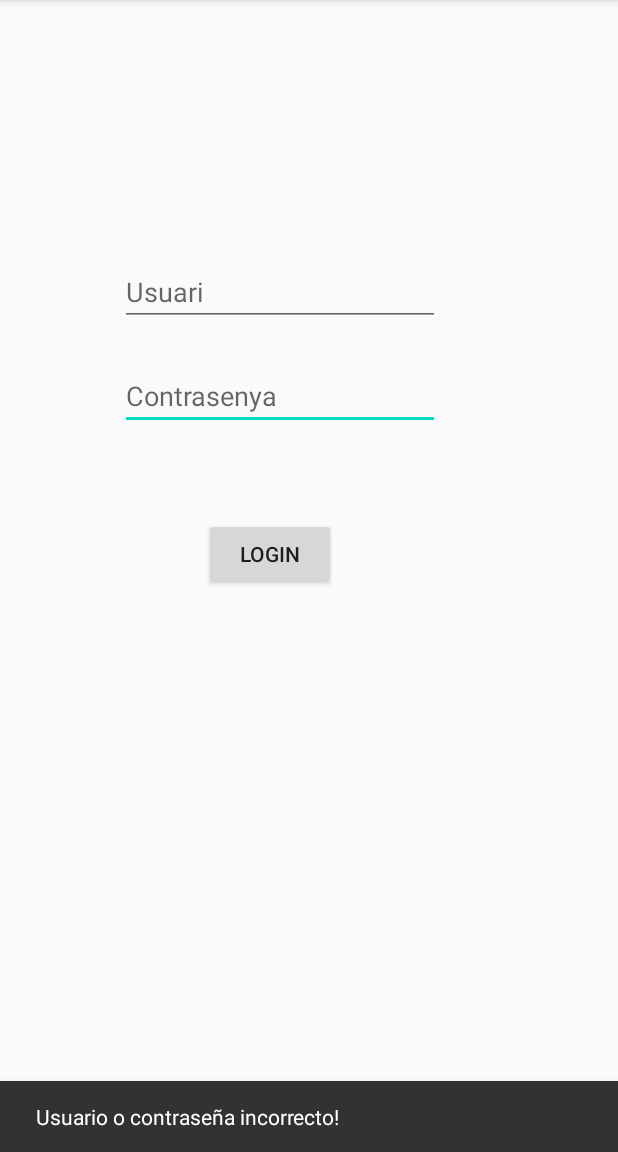
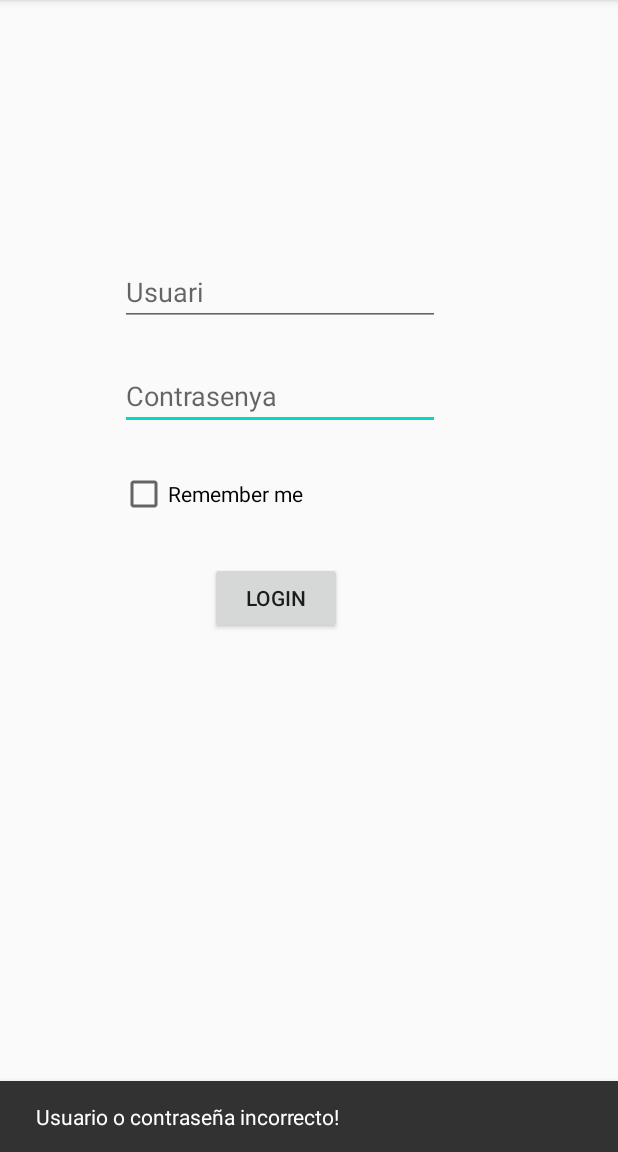
Before and after one commit to cf17jeremy/Gestorincidencies, an Android app: the screen it shows after launch (MainActivity), after a tap on "LOGIN", on a phone screen of 412 x 824 dp, the part 84-1236 px from its top. Run offline under Robolectric (Android 15) with nearby library versions, the phone set to English and light mode, and no system bars.

Commit message:
Multi language añadido y APK actualizado

```diff
--- a/app/src/main/java/com/example/gestorincidencies/APP/MainActivity.java
+++ b/app/src/main/java/com/example/gestorincidencies/APP/MainActivity.java
@@ -2,10 +2,13 @@ package com.example.gestorincidencies.APP;
 
 import androidx.appcompat.app.AppCompatActivity;
 
+import android.content.Context;
 import android.content.Intent;
+import android.content.SharedPreferences;
 import android.os.Bundle;
 import android.view.View;
 import android.widget.Button;
+import android.widget.CheckBox;
 import android.widget.EditText;
 
 import com.example.gestorincidencies.R;
@@ -14,11 +17,24 @@ import com.google.android.material.snackbar.Snackbar;
 public class MainActivity extends AppCompatActivity {
     Button login;
     EditText usuari,contrasenya;
+    private CheckBox RememberMe;
+    private saveprefecence savpref;
+
     @Override
     protected void onCreate(Bundle savedInstanceState) {
         super.onCreate(savedInstanceState);
         setContentView(R.layout.activity_main);
+        savpref = new saveprefecence(getApplicationContext());
 
+        //declaracion checkbox
+        RememberMe = findViewById(R.id.rememberuser);
+
+        if (!new saveprefecence(this).isUserLogedOut()) {
+            //si estan guardados entra directamente al menu
+            gotomenu();
+        }
+
+        //variables
         usuari = findViewById(R.id.user);
         contrasenya = findViewById(R.id.contrasenya);
         login = findViewById(R.id.btnlog);
@@ -26,15 +42,30 @@ public class MainActivity extends AppCompatActivity {
         login.setOnClickListener(new View.OnClickListener() {
             @Override
             public void onClick(View v) {
-                if ((usuari.getText().toString().trim().equals("Admin")) && (contrasenya.getText().toString().trim().equals("12345"))) {
-                    Intent intent = new Intent(MainActivity.this, conector.class);
-                    startActivity(intent);
+                login usu = new login();
+                if ((usuari.getText().toString().trim().equals(usu.getuser())) && (contrasenya.getText().toString().trim().equals(usu.getpasswd()))) {
+                    if (RememberMe.isChecked()) {
+                        saveLoginDetails(usuari.getText().toString().trim(), contrasenya.getText().toString().trim());
+                    }
+                    SharedPreferences sp = getSharedPreferences("LoginDetails" , Context.MODE_PRIVATE);
+                    savpref.getUser();
+                    savpref.getPass();
+                    gotomenu();
                 } else {
-                    Snackbar.make(v, "Usuario o contraseña incorrecto!", Snackbar.LENGTH_LONG)
+                    Snackbar.make(v, getResources().getString(R.string.errorLogin), Snackbar.LENGTH_LONG)
                             .setAction("Action", null).show();
                 }
             }
         });
     }
 
+    private void saveLoginDetails(String user, String password) {
+        new saveprefecence(this).saveLoginDetails(user, password);
+    }
+
+    public void gotomenu(){
+        Intent intent = new Intent (MainActivity.this, conector.class);
+        startActivity(intent);
+    }
+
 }
--- a/app/src/main/java/com/example/gestorincidencies/APP/addincidencias.java
+++ b/app/src/main/java/com/example/gestorincidencies/APP/addincidencias.java
@@ -39,7 +39,7 @@ public class addincidencias extends Fragment {
 
         // Inflate the layout for this fragment
         final View addIncidencia = inflater.inflate(R.layout.addincidencies_layout, container, false);
-        final String[] emergencia = new String[] {"Alta","Mediana","Baja"};
+        final String[] emergencia = new String[] {getResources().getString(R.string.spinerpref1),getResources().getString(R.string.spinerpref2),getResources().getString(R.string.spinerpref3)};
         final Spinner spinner = addIncidencia.findViewById(R.id.spinner1);
         final ArrayAdapter adapter = new ArrayAdapter<>(getActivity(), android.R.layout.simple_spinner_dropdown_item, emergencia);
 
@@ -56,7 +56,7 @@ public class addincidencias extends Fragment {
 
                 incidencia incidencia = new incidencia(txtIncidenciaForm,emergencia);
                 DBDCreation.insertIncidencia(db,incidencia);
-                Toast toast = Toast.makeText(getActivity(),"Incidencia creada correctamente",Toast.LENGTH_SHORT);
+                Toast toast = Toast.makeText(getActivity(),getResources().getString(R.string.toast_correctadd),Toast.LENGTH_SHORT);
                 toast.show();
                 txtIncidencia.setText("");
 
--- /dev/null
+++ b/app/src/main/java/com/example/gestorincidencies/APP/login.java
@@ -0,0 +1,22 @@
+package com.example.gestorincidencies.APP;
+
+public class login {
+    private String usuari = "Admin";
+    private String contrasenya = "12345";
+
+    public void setuser(String usuari) {
+        this.usuari = usuari;
+    }
+
+    public String getuser() {
+        return usuari;
+    }
+
+    public void setpasswd(String contrasenya) {
+        this.contrasenya = contrasenya;
+    }
+
+    public String getpasswd() {
+        return contrasenya;
+    }
+}
--- /dev/null
+++ b/app/src/main/java/com/example/gestorincidencies/APP/saveprefecence.java
@@ -0,0 +1,36 @@
+package com.example.gestorincidencies.APP;
+
+import android.content.Context;
+import android.content.SharedPreferences;
+
+public class saveprefecence {
+    Context context;
+
+    public saveprefecence(Context context) {
+        this.context = context;
+    }
+
+    public void saveLoginDetails(String user, String password) {
+        SharedPreferences sharedPreferences = context.getSharedPreferences("LoginDetails", Context.MODE_PRIVATE);
+        SharedPreferences.Editor editor = sharedPreferences.edit();
+        editor.putString("User", user);
+        editor.putString("Password", password);
+        editor.commit();
+    }
+
+    public String getUser() {
+        SharedPreferences sharedPreferences = context.getSharedPreferences("LoginDetails", Context.MODE_PRIVATE);
+        return sharedPreferences.getString("User", "");
+    }
+    public String getPass() {
+        SharedPreferences sharedPreferences = context.getSharedPreferences("LoginDetails", Context.MODE_PRIVATE);
+        return sharedPreferences.getString("Password", "");
+    }
+
+    public boolean isUserLogedOut() {
+        SharedPreferences sharedPreferences = context.getSharedPreferences("LoginDetails", Context.MODE_PRIVATE);
+        boolean isUserEmpty = sharedPreferences.getString("User", "").isEmpty();
+        boolean isPasswordEmpty = sharedPreferences.getString("Password", "").isEmpty();
+        return isUserEmpty || isPasswordEmpty;
+    }
+}
--- a/app/src/main/res/layout/activity_main.xml
+++ b/app/src/main/res/layout/activity_main.xml
@@ -36,12 +36,25 @@
         android:id="@+id/btnlog"
         android:layout_width="wrap_content"
         android:layout_height="wrap_content"
-        android:layout_marginStart="136dp"
-        android:layout_marginLeft="136dp"
+        android:layout_marginStart="140dp"
+        android:layout_marginLeft="140dp"
         android:layout_marginTop="12dp"
         android:text="Login"
         app:layout_constraintBottom_toBottomOf="parent"
         app:layout_constraintStart_toStartOf="parent"
         app:layout_constraintTop_toBottomOf="@+id/contrasenya"
-        app:layout_constraintVertical_bias="0.111" />
+        app:layout_constraintVertical_bias="0.181" />
+
+    <CheckBox
+        android:id="@+id/rememberuser"
+        android:layout_width="wrap_content"
+        android:layout_height="wrap_content"
+        android:layout_marginStart="80dp"
+        android:layout_marginLeft="80dp"
+        android:layout_marginTop="12dp"
+        android:text="Remember me"
+        app:layout_constraintBottom_toTopOf="@+id/btnlog"
+        app:layout_constraintStart_toStartOf="parent"
+        app:layout_constraintTop_toBottomOf="@+id/contrasenya"
+        app:layout_constraintVertical_bias="0.333" />
 </androidx.constraintlayout.widget.ConstraintLayout>
```
Also changed, not shown: app/src/main/java/com/example/gestorincidencies/APP/menu.java (+4 -3 lines), app/src/main/res/layout/addincidencies_layout.xml (+6 -9 lines), app/src/main/res/values/strings.xml (+14 -3 lines), 2 other files.
